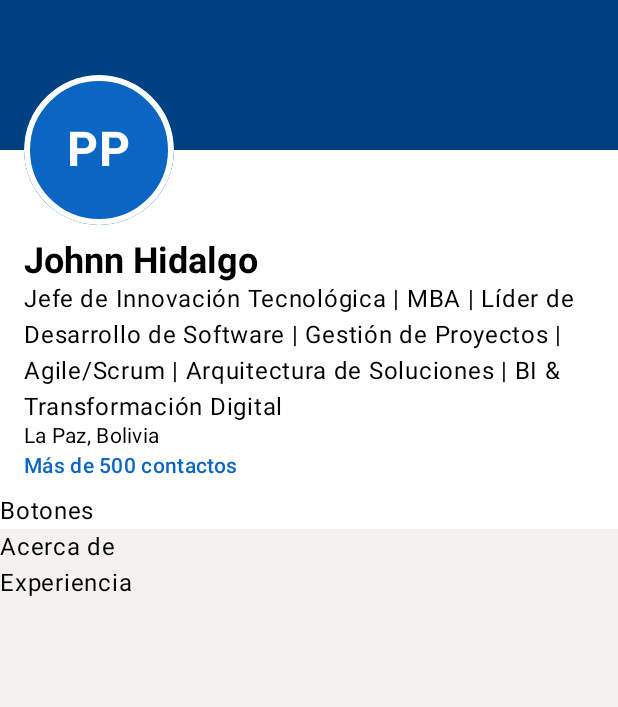
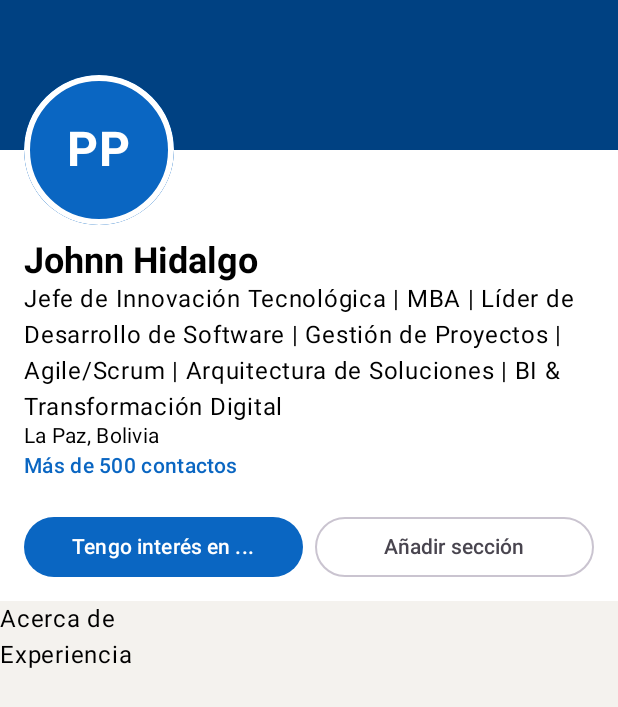
Before and after one commit to Nox4dr1/android-linkedin-UI, an Android app built with Jetpack Compose: the @Preview function PerfilScreenPreview, on a phone screen of 412 x 824 dp. Shown: the top 707 px of the screen. Run offline under Robolectric (Android 15) with nearby library versions, the phone set to English and light mode, and no system bars.

Commit message:
Perfil: botones de acción

```diff
--- a/app/src/main/java/com/example/android_linkedin_ui/ui/screens/PerfilScreen.kt
+++ b/app/src/main/java/com/example/android_linkedin_ui/ui/screens/PerfilScreen.kt
@@ -2,8 +2,10 @@ package com.example.android_linkedin_ui.ui.screens
 
 import androidx.compose.foundation.background
 import androidx.compose.foundation.border
+import androidx.compose.foundation.layout.Arrangement
 import androidx.compose.foundation.layout.Box
 import androidx.compose.foundation.layout.Column
+import androidx.compose.foundation.layout.Row
 import androidx.compose.foundation.layout.fillMaxSize
 import androidx.compose.foundation.layout.fillMaxWidth
 import androidx.compose.foundation.layout.height
@@ -12,7 +14,10 @@ import androidx.compose.foundation.layout.size
 import androidx.compose.foundation.rememberScrollState
 import androidx.compose.foundation.shape.CircleShape
 import androidx.compose.foundation.verticalScroll
+import androidx.compose.material3.Button
+import androidx.compose.material3.ButtonDefaults
 import androidx.compose.material3.MaterialTheme
+import androidx.compose.material3.OutlinedButton
 import androidx.compose.material3.Text
 import androidx.compose.runtime.Composable
 import androidx.compose.runtime.remember
@@ -47,7 +52,7 @@ fun PerfilScreen(modifier: Modifier = Modifier) {
         ) {
             EncabezadoPerfil()
             DatosPerfil()
-            Text("Botones")
+            BotonesPerfil()
         }
         Text("Acerca de")
         Text("Experiencia")
@@ -106,6 +111,30 @@ private fun DatosPerfil() {
     }
 }
 
+@Composable
+private fun BotonesPerfil() {
+    Row (
+        modifier = Modifier
+            .fillMaxWidth()
+            .padding(horizontal = 16.dp, vertical = 12.dp),
+        horizontalArrangement = Arrangement.spacedBy(8.dp)
+    ) {
+        Button(
+            onClick = { },
+            modifier = Modifier.weight(1f),
+            colors = ButtonDefaults.buttonColors(containerColor = LinkedInBlue)
+        ) {
+            Text("Tengo interés en ...")
+        }
+        OutlinedButton(
+            onClick = { },
+            modifier = Modifier.weight(1f)
+        ) {
+            Text("Añadir sección")
+        }
+    }
+}
+
 @Preview(showBackground = true)
 @Composable
 private fun PerfilScreenPreview() {
```
